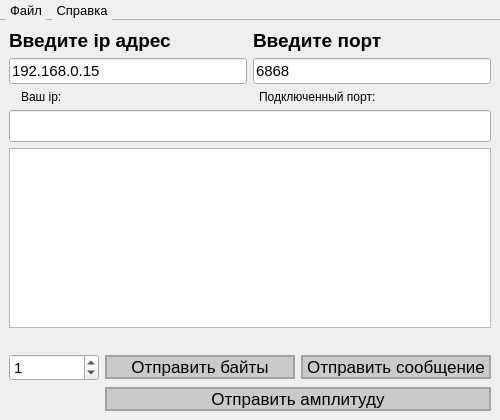
Before: the Qt Designer form QTmain.ui in Batonreal/UDPconnect, drawn with Qt 5.
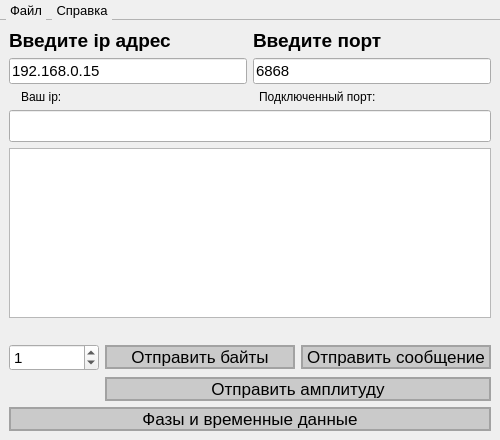
After: the same form once the commit is applied.

```diff
--- a/QTmain.ui
+++ b/QTmain.ui
@@ -7,19 +7,19 @@
     <x>0</x>
     <y>0</y>
     <width>500</width>
-    <height>420</height>
+    <height>440</height>
    </rect>
   </property>
   <property name="minimumSize">
    <size>
     <width>500</width>
-    <height>420</height>
+    <height>440</height>
    </size>
   </property>
   <property name="maximumSize">
    <size>
     <width>500</width>
-    <height>420</height>
+    <height>440</height>
    </size>
   </property>
   <property name="windowTitle">
@@ -304,6 +304,32 @@
         </item>
        </layout>
       </item>
+      <item>
+       <widget class="QPushButton" name="time_data">
+        <property name="font">
+         <font>
+          <pointsize>13</pointsize>
+         </font>
+        </property>
+        <property name="styleSheet">
+         <string notr="true">QPushButton {
+color: black;
+background-color: rgba(0, 0, 0, 40);
+border: 2px solid rgba(0, 0, 0, 50);
+}
+QPushButton:hover {
+background-color: rgba(0, 0, 0, 50);
+}
+
+QPushButton:pressed {
+background-color: rgba(0, 0, 0, 80);
+}</string>
+        </property>
+        <property name="text">
+         <string>Фазы и временные данные</string>
+        </property>
+       </widget>
+      </item>
      </layout>
     </item>
    </layout>
```
